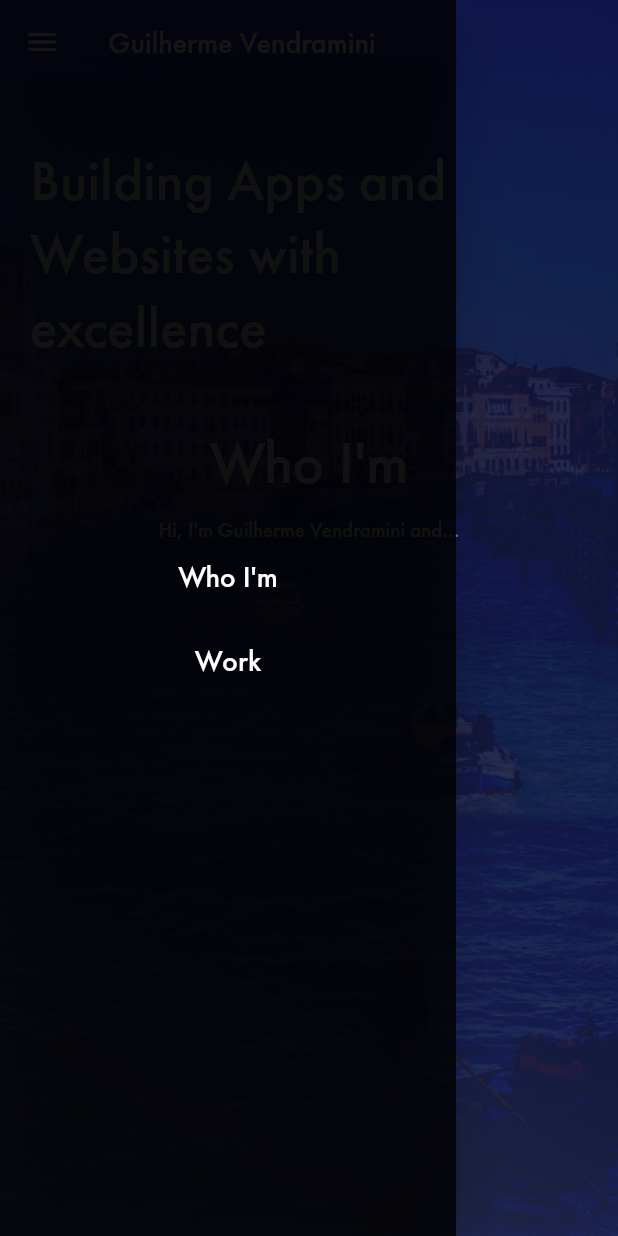
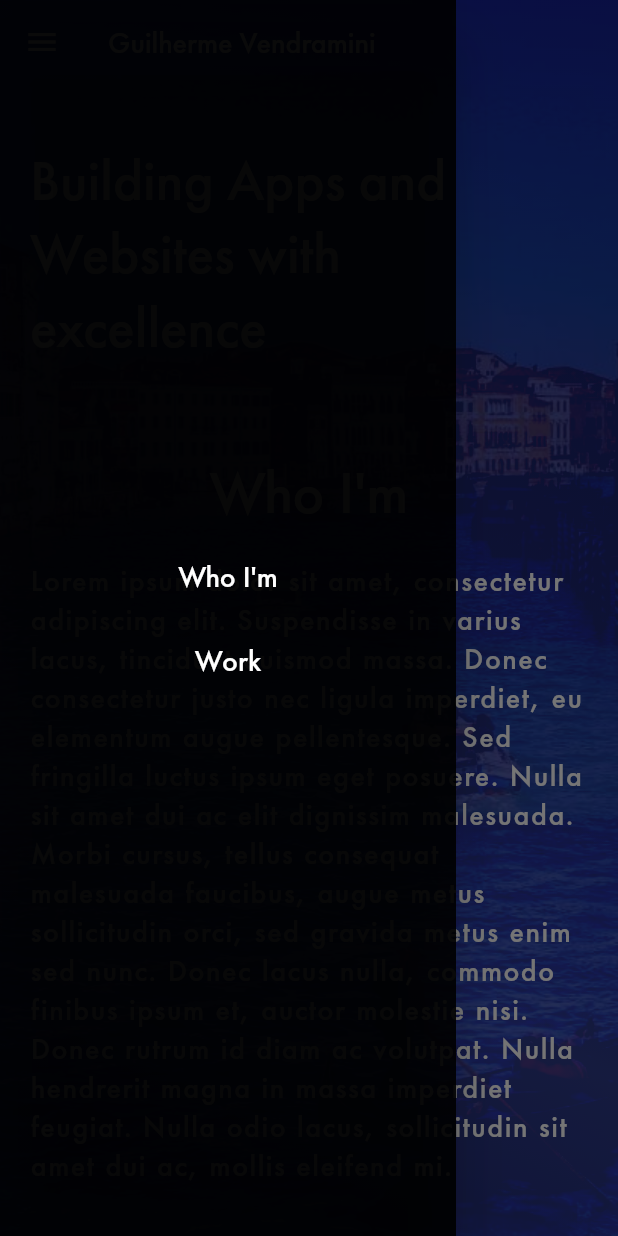
Before and after one commit to GuilhermeVendramini/flutter-portfolio, a Flutter app: the screen it shows after launch, with the side drawer open, on a phone screen of 412 x 824 dp. Run offline on Flutter 3.47's test engine with Material 2 defaults, Android fonts, the phone set to English and light mode, and no system bars.

```diff
--- a/lib/src/app_bloc.dart
+++ b/lib/src/app_bloc.dart
@@ -3,6 +3,7 @@ import 'package:flutter/foundation.dart';
 class AppBloc extends ChangeNotifier {
   bool _startIntroAnimation = false;
   bool _startProfileAnimation = false;
+  bool _showProfileBox = false;
 }
 
 class App extends AppBloc {
@@ -13,19 +14,32 @@ class App extends AppBloc {
   bool get isProfileAnimationStarted {
     return _startProfileAnimation;
   }
+
+  bool get showProfileBox {
+    return _showProfileBox;
+  }
 }
 
 class AppProvider extends App {
+  AppProvider() {
+    startIntroAnimation();
+    startProfileAnimation();
+  }
+
   void startIntroAnimation() {
     Future.delayed(const Duration(seconds: 2), () {
       _startIntroAnimation = true;
-      startProfileAnimation();
       notifyListeners();
     });
   }
 
   void startProfileAnimation() {
-    Future.delayed(const Duration(seconds: 2), () {
+    Future.delayed(const Duration(seconds: 4), () {
+      _showProfileBox = true;
+      notifyListeners();
+    });
+
+    Future.delayed(const Duration(seconds: 5), () {
       _startProfileAnimation = true;
       notifyListeners();
     });
--- a/lib/src/app_page.dart
+++ b/lib/src/app_page.dart
@@ -5,30 +5,37 @@ import 'package:provider/provider.dart';
 import 'app_bloc.dart';
 import 'app_theme.dart';
 import 'shared/widgets/background_image.dart';
-import 'shared/widgets/box_gradient.dart';
 import 'shared/widgets/default_appbar.dart';
 import 'shared/widgets/default_drawer.dart';
+import 'shared/widgets/gradient_box.dart';
 import 'shared/widgets/introduction_box.dart';
 import 'shared/widgets/profile_box.dart';
 
 class AppPage extends StatelessWidget {
   @override
   Widget build(BuildContext context) {
-    final _bloc = Provider.of<AppProvider>(context);
-    if (!_bloc.isIntroAnimationStarted) {
-      _bloc.startIntroAnimation();
-    }
-
-    final _isIntroAnimationStarted = _bloc.isIntroAnimationStarted;
-
     return MaterialApp(
       theme: AppTheme.themeData,
       title: 'Portfolio',
       home: Stack(
         children: <Widget>[
           BackgroundImage(),
-          Container(
-            decoration: BoxGradient.boxDecoration(),
+          PageContent(),
+        ],
+      ),
+    );
+  }
+}
+
+class PageContent extends StatelessWidget {
+  @override
+  Widget build(BuildContext context) {
+    final _bloc = Provider.of<AppProvider>(context);
+    final _isIntroAnimationStarted = _bloc.isIntroAnimationStarted;
+    final _showProfileBox = _bloc.showProfileBox;
+
+    return Container(
+      decoration: GradientBox.boxDecoration(),
       child: Scaffold(
         backgroundColor: Colors.transparent,
         drawer: DefaultDrawer(),
@@ -41,15 +48,17 @@ class AppPage extends StatelessWidget {
             duration: Duration(seconds: 2),
             curve: Curves.fastOutSlowIn,
             child: SingleChildScrollView(
-                    child: Padding(
-                      padding: const EdgeInsets.symmetric(horizontal: 20.0, vertical: 40.0),
+              child: Container(
+                width: MediaQuery.of(context).size.width,
+                padding: const EdgeInsets.symmetric(
+                    horizontal: 20.0, vertical: 40.0),
                 child: Column(
                   children: <Widget>[
                     IntroductionBox(),
                     SizedBox(
-                            height: 40.0,
+                      height: 60.0,
                     ),
-                          ProfileBox(),
+                    _showProfileBox ? ProfileBox() : Container(),
                   ],
                 ),
               ),
@@ -57,9 +66,6 @@ class AppPage extends StatelessWidget {
           ),
         ),
       ),
-          )
-        ],
-      ),
     );
   }
 }
--- a/lib/src/app_theme.dart
+++ b/lib/src/app_theme.dart
@@ -10,7 +10,7 @@ class AppTheme {
   static final ThemeData themeData = ThemeData(
     fontFamily: 'FuturaPT',
     primarySwatch: Colors.grey,
-    canvasColor: Colors.black.withOpacity(0.8),
+    canvasColor: Colors.black.withOpacity(0.9),
     hoverColor: Colors.grey.withOpacity(0.4),
     iconTheme: IconThemeData(
       color: Colors.white,
--- a/lib/src/shared/widgets/box_gradient.dart
+++ b/lib/src/shared/widgets/gradient_box.dart
@@ -1,7 +1,7 @@
 import 'package:flutter/material.dart';
 
-class BoxGradient {
-  BoxGradient._();
+class GradientBox {
+  GradientBox._();
 
   static boxDecoration() {
     return BoxDecoration(
@@ -10,10 +10,10 @@ class BoxGradient {
         end: Alignment.bottomLeft,
         stops: [0.1, 0.5, 0.7, 0.9],
         colors: [
+          Colors.indigo[900].withOpacity(0.8),
           Colors.indigo[800].withOpacity(0.8),
-          Colors.indigo[700].withOpacity(0.8),
           Colors.indigo[600].withOpacity(0.8),
-          Colors.indigo[400].withOpacity(0.8),
+          Colors.indigo[800].withOpacity(0.8),
         ],
       ),
     );
--- a/lib/src/shared/widgets/profile_box.dart
+++ b/lib/src/shared/widgets/profile_box.dart
@@ -8,18 +8,23 @@ class ProfileBox extends StatelessWidget {
   Widget build(BuildContext context) {
     final _bloc = Provider.of<AppProvider>(context);
     final _isProfileAnimationStarted = _bloc.isProfileAnimationStarted;
+    final double _deviceWidth = MediaQuery.of(context).size.width;
+    final double _targetWidth = _deviceWidth > 650.0 ? 650.0 : _deviceWidth * 0.95;
 
     return AnimatedOpacity(
       duration: Duration(seconds: 1),
       opacity: _isProfileAnimationStarted ? 1.0 : 0.0,
+      child: Container(
+        width: _targetWidth,
         child: Column(
           children: <Widget>[
             _title(),
             SizedBox(
-            height: 10.0,
+              height: 20.0,
             ),
             _body(),
           ],
+        ),
       ),
     );
   }
@@ -34,6 +39,13 @@ class ProfileBox extends StatelessWidget {
   }
 
   _body() {
-    return Text('Hi, I\'m Guilherme Vendramini and...');
+    return Text(
+      'Lorem ipsum dolor sit amet, consectetur adipiscing elit. Suspendisse in varius lacus, tincidunt euismod massa. Donec consectetur justo nec ligula imperdiet, eu elementum augue pellentesque. Sed fringilla luctus ipsum eget posuere. Nulla sit amet dui ac elit dignissim malesuada. Morbi cursus, tellus consequat malesuada faucibus, augue metus sollicitudin orci, sed gravida metus enim sed nunc. Donec lacus nulla, commodo finibus ipsum et, auctor molestie nisi. Donec rutrum id diam ac volutpat. Nulla hendrerit magna in massa imperdiet feugiat. Nulla odio lacus, sollicitudin sit amet dui ac, mollis eleifend mi.',
+      style: TextStyle(
+        fontSize: 20.0,
+        letterSpacing: 1.0,
+        wordSpacing: 1.0,
+      ),
+    );
   }
 }
```
Lines whose indentation alone changed are shown as unchanged.
